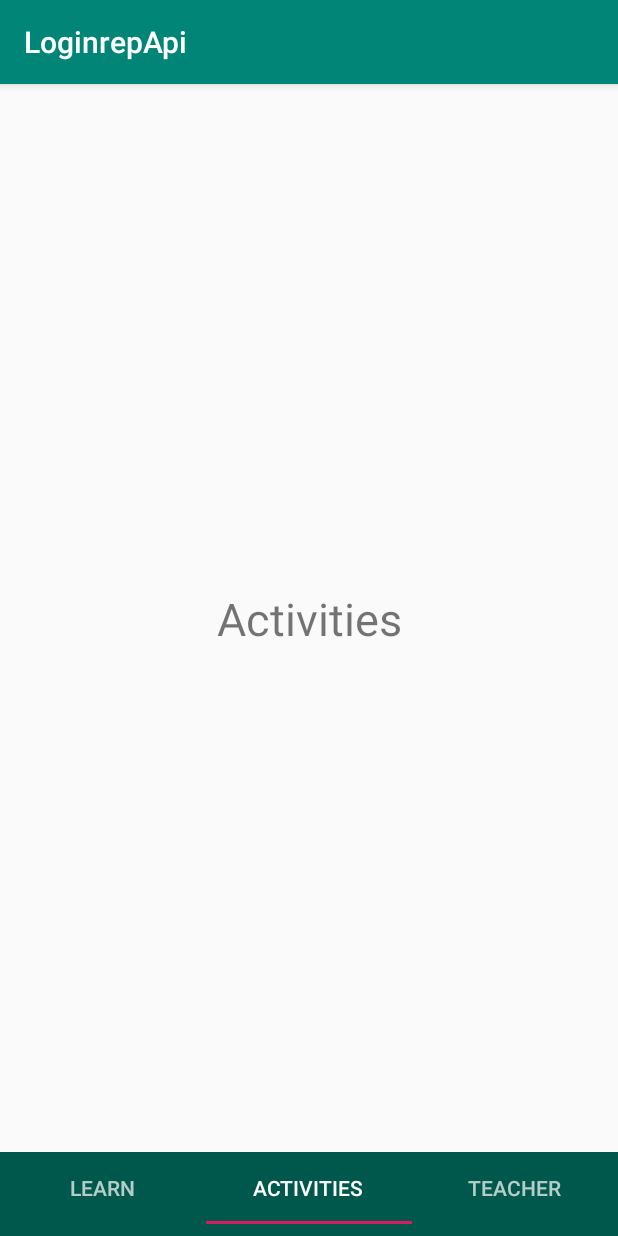
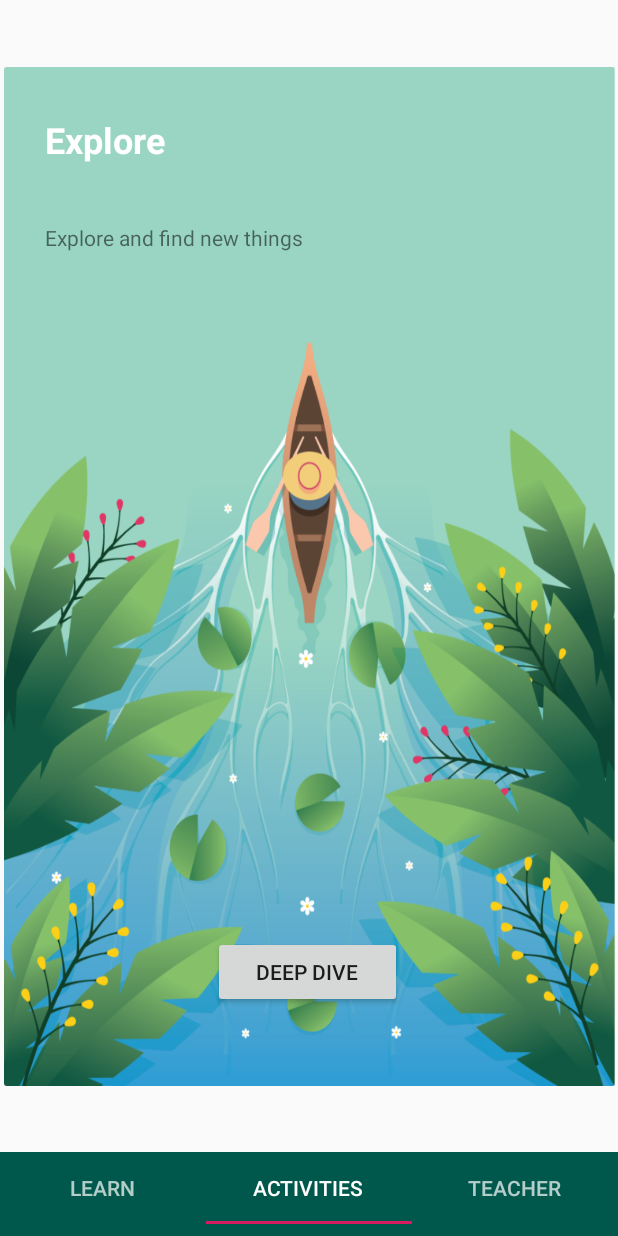
Before and after one commit to Akshay-AS96/BhaashaaApp, an Android app: the DashBoardVpager screen opened directly, with no data from a screen before it, item 2 of the bottom bar chosen, on a phone screen of 412 x 824 dp. Run offline under Robolectric (Android 15) with nearby library versions, the phone set to English and light mode, and no system bars; 2 statements that could not run were skipped.

Commit message:
1,Activity fragment changed

```diff
--- a/app/src/main/AndroidManifest.xml
+++ b/app/src/main/AndroidManifest.xml
@@ -9,7 +9,6 @@
         android:icon="@mipmap/ic_launcher"
         android:label="@string/app_name"
         android:roundIcon="@mipmap/ic_launcher_round"
-
         android:supportsRtl="true"
         android:theme="@style/AppTheme">
         <activity android:name=".Activities.DashBoardVpager"></activity>
--- a/app/src/main/java/com/example/loginrepapi/Activities/Fragments/Activities.java
+++ b/app/src/main/java/com/example/loginrepapi/Activities/Fragments/Activities.java
@@ -4,31 +4,39 @@ import android.content.Context;
 import android.net.Uri;
 import android.os.Bundle;
 
+import androidx.annotation.NonNull;
+import androidx.annotation.Nullable;
 import androidx.fragment.app.Fragment;
+import androidx.recyclerview.widget.LinearLayoutManager;
+import androidx.recyclerview.widget.RecyclerView;
 
 import android.view.LayoutInflater;
 import android.view.View;
 import android.view.ViewGroup;
+import android.widget.Button;
+import android.widget.Toast;
 
+import com.example.loginrepapi.Adapters.TopicAdapter;
+import com.example.loginrepapi.Interfaces.TopicDataService;
 import com.example.loginrepapi.R;
+import com.example.loginrepapi.Responses.TopicData;
+import com.example.loginrepapi.Responses.TopicResponse;
+import com.example.loginrepapi.SharedPreferencesManager;
+import com.example.loginrepapi.SignUpClientInstance;
 
-/**
- * A simple {@link Fragment} subclass.
- * Activities that contain this fragment must implement the
- * {@link Activities.OnFragmentInteractionListener} interface
- * to handle interaction events.
- * Use the {@link Activities#newInstance} factory method to
- * create an instance of this fragment.
- */
+import java.util.ArrayList;
+
+import retrofit2.Call;
+import retrofit2.Callback;
+import retrofit2.Response;
+
+
 public class Activities extends Fragment {
-    // TODO: Rename parameter arguments, choose names that match
-    // the fragment initialization parameters, e.g. ARG_ITEM_NUMBER
-    private static final String ARG_PARAM1 = "param1";
-    private static final String ARG_PARAM2 = "param2";
 
-    // TODO: Rename and change types of parameters
-    private String mParam1;
-    private String mParam2;
+    private TopicAdapter adapter;
+    private ArrayList<TopicData> data;
+    private RecyclerView recyclerView;
+    SharedPreferencesManager sharedPreferencesManager;
 
     private OnFragmentInteractionListener mListener;
 
@@ -36,31 +44,13 @@ public class Activities extends Fragment {
         // Required empty public constructor
     }
 
-    /**
-     * Use this factory method to create a new instance of
-     * this fragment using the provided parameters.
-     *
-     * @param param1 Parameter 1.
-     * @param param2 Parameter 2.
-     * @return A new instance of fragment Activities.
-     */
-    // TODO: Rename and change types and number of parameters
-    public static Activities newInstance(String param1, String param2) {
-        Activities fragment = new Activities();
-        Bundle args = new Bundle();
-        args.putString(ARG_PARAM1, param1);
-        args.putString(ARG_PARAM2, param2);
-        fragment.setArguments(args);
-        return fragment;
-    }
+
+
 
     @Override
     public void onCreate(Bundle savedInstanceState) {
         super.onCreate(savedInstanceState);
-        if (getArguments() != null) {
-            mParam1 = getArguments().getString(ARG_PARAM1);
-            mParam2 = getArguments().getString(ARG_PARAM2);
-        }
+
     }
 
     @Override
@@ -70,11 +60,50 @@ public class Activities extends Fragment {
         return inflater.inflate(R.layout.fragment_activities, container, false);
     }
 
-    // TODO: Rename method, update argument and hook method into UI event
-    public void onButtonPressed(Uri uri) {
-        if (mListener != null) {
-            mListener.onFragmentInteraction(uri);
-        }
+    @Override
+    public void onViewCreated(@NonNull View view, @Nullable Bundle savedInstanceState) {
+        super.onViewCreated(view, savedInstanceState);
+        sharedPreferencesManager=new SharedPreferencesManager(getActivity());
+        recyclerView = view.findViewById(R.id.CustomRecyclerView);
+        TOPIC();
+    }
+
+    private void TOPIC() {
+        String access_token = "Bearer "+sharedPreferencesManager.getAccessToken();
+        TopicDataService service = SignUpClientInstance.getRetrofit().create(TopicDataService.class);
+        Call<TopicResponse> call = service.getAllposts(access_token,"en","ml","17","2");
+        call.enqueue(new Callback<TopicResponse>() {
+            @Override
+            public void onResponse(Call<TopicResponse> call, Response<TopicResponse> response) {
+
+                TopicResponse response1 = response.body();
+                if (response.isSuccessful() && response1 != null && response1.getData() != null) {
+                    // int Topicid = response1.getData().get(0).getId();
+                    data=response1.getData();
+                    generateDataList(data);
+
+
+
+                } else {
+                    Toast.makeText(getActivity(), "failed", Toast.LENGTH_SHORT).show();
+                }
+            }
+
+            @Override
+            public void onFailure(Call<TopicResponse> call, Throwable t) {
+                Toast.makeText(getActivity(), t.getMessage(), Toast.LENGTH_SHORT).show();
+
+            }
+        });
+
+    }
+    private void generateDataList( ArrayList<TopicData> dataArrayList) {
+        adapter = new TopicAdapter(dataArrayList,getActivity());
+        RecyclerView.LayoutManager layoutManager = new LinearLayoutManager(getActivity());
+        recyclerView.setLayoutManager(layoutManager);
+        ((LinearLayoutManager) layoutManager).setOrientation(LinearLayoutManager.VERTICAL);
+
+        recyclerView.setAdapter(adapter);
     }
 
     @Override
@@ -94,16 +123,7 @@ public class Activities extends Fragment {
         mListener = null;
     }
 
-    /**
-     * This interface must be implemented by activities that contain this
-     * fragment to allow an interaction in this fragment to be communicated
-     * to the activity and potentially other fragments contained in that
-     * activity.
-     * <p>
-     * See the Android Training lesson <a href=
-     * "http://developer.android.com/training/basics/fragments/communicating.html"
-     * >Communicating with Other Fragments</a> for more information.
-     */
+
     public interface OnFragmentInteractionListener {
         // TODO: Update argument type and name
         void onFragmentInteraction(Uri uri);
--- a/app/src/main/res/layout/fragment_activities.xml
+++ b/app/src/main/res/layout/fragment_activities.xml
@@ -3,14 +3,70 @@
     xmlns:tools="http://schemas.android.com/tools"
     android:layout_width="match_parent"
     android:layout_height="match_parent"
+    xmlns:app="http://schemas.android.com/apk/res-auto"
     tools:context=".Activities.Fragments.Activities">
 
     <!-- TODO: Update blank fragment layout -->
-    <TextView
-        android:layout_width="wrap_content"
-        android:layout_height="wrap_content"
-        android:text="Activities"
-        android:layout_centerInParent="true"
-        android:textSize="30sp" />
+
+
+    <androidx.cardview.widget.CardView
+        android:layout_width="match_parent"
+        android:layout_height="match_parent"
+        android:layout_alignParentStart="true"
+        android:layout_alignParentTop="true"
+        android:layout_alignParentEnd="true"
+        android:layout_alignParentBottom="true"
+        android:layout_marginStart="0dp"
+        android:layout_marginTop="0dp"
+        android:layout_marginEnd="0dp"
+        android:layout_marginBottom="0dp"
+        app:cardCornerRadius="@dimen/cardview_default_elevation">
+
+        <androidx.constraintlayout.widget.ConstraintLayout
+            android:layout_width="match_parent"
+            android:layout_height="match_parent"
+            android:background="@drawable/exploreimg">
+
+
+            <TextView
+                android:id="@+id/textView2"
+                android:layout_width="110dp"
+                android:layout_height="51dp"
+                android:layout_marginTop="32dp"
+                android:text="Explore"
+                android:textColor="#fff"
+                android:textSize="24sp"
+                android:textStyle="bold"
+                app:layout_constraintEnd_toEndOf="parent"
+                app:layout_constraintHorizontal_bias="0.093"
+                app:layout_constraintStart_toStartOf="parent"
+                app:layout_constraintTop_toTopOf="parent" />
+
+            <TextView
+                android:id="@+id/textView4"
+                android:layout_width="246dp"
+                android:layout_height="40dp"
+                android:layout_marginTop="16dp"
+                android:text="Explore and find new things"
+                app:layout_constraintBottom_toTopOf="@+id/button1"
+                app:layout_constraintEnd_toEndOf="parent"
+                app:layout_constraintHorizontal_bias="0.0"
+                app:layout_constraintStart_toStartOf="@+id/textView2"
+                app:layout_constraintTop_toBottomOf="@+id/textView2"
+                app:layout_constraintVertical_bias="0.01" />
+
+            <Button
+                android:id="@+id/button1"
+                android:layout_width="126dp"
+                android:layout_height="48dp"
+                android:layout_marginBottom="52dp"
+                android:text="Deep Dive"
+                app:layout_constraintBottom_toBottomOf="parent"
+                app:layout_constraintEnd_toEndOf="parent"
+                app:layout_constraintHorizontal_bias="0.495"
+                app:layout_constraintStart_toStartOf="parent" />
+
+        </androidx.constraintlayout.widget.ConstraintLayout>
+    </androidx.cardview.widget.CardView>
 
 </RelativeLayout>
--- a/app/src/main/res/values/styles.xml
+++ b/app/src/main/res/values/styles.xml
@@ -1,7 +1,7 @@
 <resources>
 
     <!-- Base application theme. -->
-    <style name="AppTheme" parent="Theme.AppCompat.Light.DarkActionBar">
+    <style name="AppTheme" parent="Theme.AppCompat.Light.NoActionBar">
         <!-- Customize your theme here. -->
         <item name="colorPrimary">@color/colorPrimary</item>
         <item name="colorPrimaryDark">@color/colorPrimaryDark</item>
```
Also changed, not shown: app/src/main/res/drawable/exploreimg.png (added).
